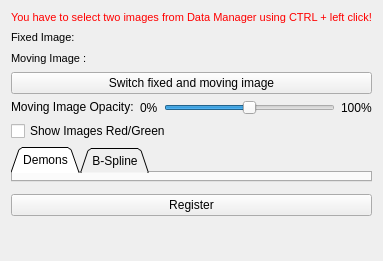
Qt form Plugins/org.mitk.gui.qt.registration/src/internal/QmitkDeformableRegistrationViewControls.ui (MITK/MITK) before a commit.
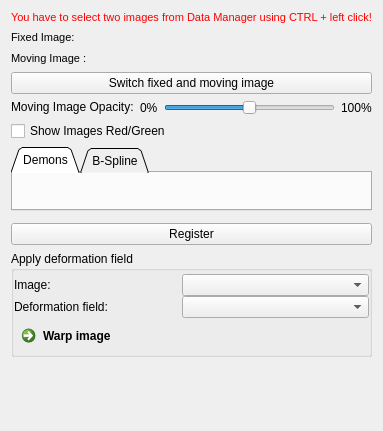
The same form after that commit. Icons and pictures are not drawn. Custom widgets are drawn as their Qt base class.

Commit message: added application of deformation field

Diff of the .ui file:
```diff
--- a/Plugins/org.mitk.gui.qt.registration/src/internal/QmitkDeformableRegistrationViewControls.ui
+++ b/Plugins/org.mitk.gui.qt.registration/src/internal/QmitkDeformableRegistrationViewControls.ui
@@ -6,8 +6,8 @@
    <rect>
     <x>0</x>
     <y>0</y>
-    <width>371</width>
-    <height>261</height>
+    <width>382</width>
+    <height>431</height>
    </rect>
   </property>
   <property name="sizePolicy">
@@ -370,6 +370,74 @@
      </property>
     </widget>
    </item>
+   <item>
+    <widget class="QGroupBox" name="groupBox">
+     <property name="title">
+      <string>Apply deformation field</string>
+     </property>
+     <layout class="QFormLayout" name="formLayout">
+      <property name="fieldGrowthPolicy">
+       <enum>QFormLayout::AllNonFixedFieldsGrow</enum>
+      </property>
+      <property name="horizontalSpacing">
+       <number>0</number>
+      </property>
+      <property name="verticalSpacing">
+       <number>0</number>
+      </property>
+      <property name="leftMargin">
+       <number>0</number>
+      </property>
+      <property name="topMargin">
+       <number>3</number>
+      </property>
+      <property name="rightMargin">
+       <number>0</number>
+      </property>
+      <property name="bottomMargin">
+       <number>0</number>
+      </property>
+      <item row="1" column="1">
+       <widget class="QmitkDataStorageComboBox" name="comboBox">
+        <property name="toolTip">
+         <string>This deformation field is applied to the selected image.</string>
+        </property>
+       </widget>
+      </item>
+      <item row="0" column="1">
+       <widget class="QmitkDataStorageComboBox" name="comboBox_2">
+        <property name="toolTip">
+         <string>This image is transformed with the selected deformation field.</string>
+        </property>
+       </widget>
+      </item>
+      <item row="0" column="0">
+       <widget class="QLabel" name="label_3">
+        <property name="text">
+         <string>Image:</string>
+        </property>
+       </widget>
+      </item>
+      <item row="1" column="0">
+       <widget class="QLabel" name="label_4">
+        <property name="text">
+         <string>Deformation field:</string>
+        </property>
+       </widget>
+      </item>
+      <item row="2" column="0">
+       <widget class="QCommandLinkButton" name="m_WarpImageButton">
+        <property name="toolTip">
+         <string>Apply deformation field.</string>
+        </property>
+        <property name="text">
+         <string>Warp image</string>
+        </property>
+       </widget>
+      </item>
+     </layout>
+    </widget>
+   </item>
    <item>
     <spacer name="verticalSpacer">
      <property name="orientation">
@@ -402,6 +470,11 @@
    <header location="global">QmitkBSplineRegistrationView.h</header>
    <container>1</container>
   </customwidget>
+  <customwidget>
+   <class>QmitkDataStorageComboBox</class>
+   <extends>QComboBox</extends>
+   <header location="global">QmitkDataStorageComboBox.h</header>
+  </customwidget>
  </customwidgets>
  <includes>
   <include location="local">mitkDataNode.h</include>
```
The commit also changes 3 other files.
